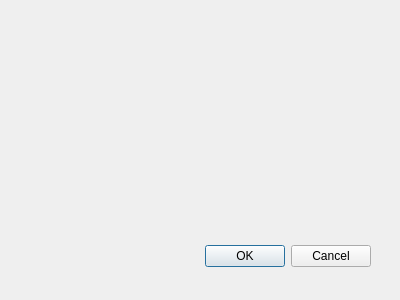
Before: the Qt Designer form TuningClient/DialogSettings.ui in whiteman-kr/u7set, drawn with Qt 5.
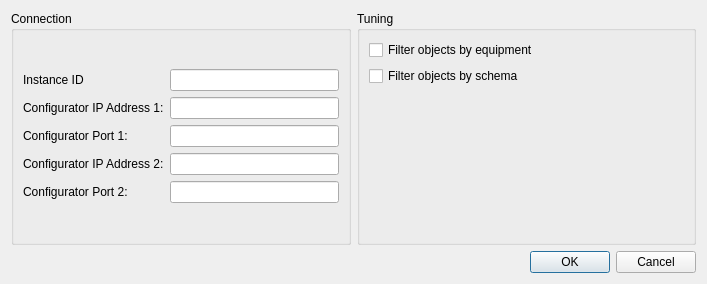
After: the same form once the commit is applied.

Commit message: RPCT-1032, TuningClient: added DialogSettings and some parameters

What changed in the file:
```diff
--- a/TuningClient/DialogSettings.ui
+++ b/TuningClient/DialogSettings.ui
@@ -6,29 +6,145 @@
    <rect>
     <x>0</x>
     <y>0</y>
-    <width>400</width>
-    <height>300</height>
+    <width>707</width>
+    <height>284</height>
    </rect>
   </property>
   <property name="windowTitle">
    <string>Settings</string>
   </property>
-  <widget class="QDialogButtonBox" name="buttonBox">
-   <property name="geometry">
-    <rect>
-     <x>30</x>
-     <y>240</y>
-     <width>341</width>
-     <height>32</height>
-    </rect>
-   </property>
-   <property name="orientation">
-    <enum>Qt::Horizontal</enum>
-   </property>
-   <property name="standardButtons">
-    <set>QDialogButtonBox::Cancel|QDialogButtonBox::Ok</set>
-   </property>
-  </widget>
+  <layout class="QGridLayout" name="gridLayout_6">
+   <item row="0" column="0">
+    <layout class="QGridLayout" name="gridLayout_5">
+     <item row="0" column="0">
+      <widget class="QGroupBox" name="groupBox">
+       <property name="title">
+        <string>Connection</string>
+       </property>
+       <layout class="QGridLayout" name="gridLayout_2">
+        <item row="0" column="0">
+         <layout class="QGridLayout" name="gridLayout">
+          <item row="0" column="1">
+           <widget class="QLineEdit" name="m_instanceID"/>
+          </item>
+          <item row="1" column="0">
+           <widget class="QLabel" name="label_2">
+            <property name="text">
+             <string>Configurator IP Address 1:</string>
+            </property>
+           </widget>
+          </item>
+          <item row="0" column="0">
+           <widget class="QLabel" name="label">
+            <property name="text">
+             <string>Instance ID</string>
+            </property>
+           </widget>
+          </item>
+          <item row="3" column="0">
+           <widget class="QLabel" name="label_4">
+            <property name="text">
+             <string>Configurator IP Address 2:</string>
+            </property>
+           </widget>
+          </item>
+          <item row="1" column="1">
+           <widget class="QLineEdit" name="m_IP1"/>
+          </item>
+          <item row="2" column="0">
+           <widget class="QLabel" name="label_3">
+            <property name="text">
+             <string>Configurator Port 1:</string>
+            </property>
+           </widget>
+          </item>
+          <item row="4" column="0">
+           <widget class="QLabel" name="label_5">
+            <property name="text">
+             <string>Configurator Port 2:</string>
+            </property>
+           </widget>
+          </item>
+          <item row="3" column="1">
+           <widget class="QLineEdit" name="m_IP2"/>
+          </item>
+          <item row="2" column="1">
+           <widget class="QLineEdit" name="m_port1"/>
+          </item>
+          <item row="4" column="1">
+           <widget class="QLineEdit" name="m_port2"/>
+          </item>
+         </layout>
+        </item>
+       </layout>
+      </widget>
+     </item>
+     <item row="0" column="1">
+      <widget class="QGroupBox" name="groupBox_2">
+       <property name="title">
+        <string>Tuning</string>
+       </property>
+       <layout class="QGridLayout" name="gridLayout_4">
+        <item row="0" column="0">
+         <layout class="QGridLayout" name="gridLayout_3">
+          <item row="0" column="0">
+           <widget class="QCheckBox" name="m_filterByEquipment">
+            <property name="text">
+             <string>Filter objects by equipment</string>
+            </property>
+           </widget>
+          </item>
+          <item row="1" column="0">
+           <widget class="QCheckBox" name="m_filterBySchema">
+            <property name="text">
+             <string>Filter objects by schema</string>
+            </property>
+           </widget>
+          </item>
+          <item row="2" column="0">
+           <spacer name="verticalSpacer">
+            <property name="orientation">
+             <enum>Qt::Vertical</enum>
+            </property>
+            <property name="sizeHint" stdset="0">
+             <size>
+              <width>20</width>
+              <height>40</height>
+             </size>
+            </property>
+           </spacer>
+          </item>
+         </layout>
+        </item>
+       </layout>
+      </widget>
+     </item>
+     <item row="1" column="0">
+      <spacer name="horizontalSpacer">
+       <property name="orientation">
+        <enum>Qt::Horizontal</enum>
+       </property>
+       <property name="sizeHint" stdset="0">
+        <size>
+         <width>40</width>
+         <height>20</height>
+        </size>
+       </property>
+      </spacer>
+     </item>
+     <item row="1" column="1">
+      <widget class="QDialogButtonBox" name="buttonBox">
+       <property name="orientation">
+        <enum>Qt::Horizontal</enum>
+       </property>
+       <property name="standardButtons">
+        <set>QDialogButtonBox::Cancel|QDialogButtonBox::Ok</set>
+       </property>
+      </widget>
+     </item>
+    </layout>
+   </item>
+  </layout>
  </widget>
  <resources/>
  <connections>
```
The commit also changes 6 other files.
